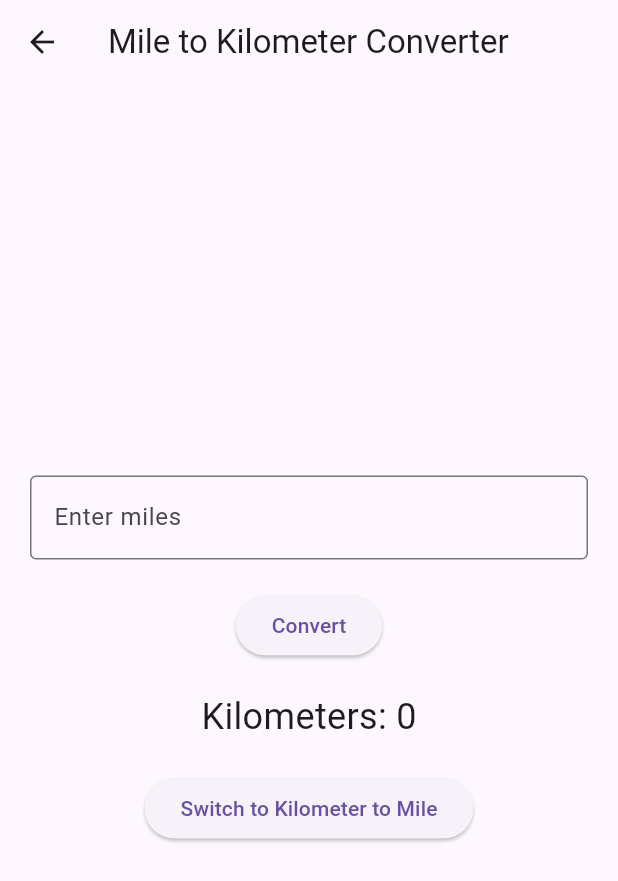
After one commit to Hello834s/calculator_app, a Flutter app: the MileConverterScreen screen opened directly, after a tap on "Convert", after a tap on "Switch to Mile to Kilometer", on a phone screen of 412 x 824 dp. The commit adds this screen. Shown: the top 881 px of the screen. Run offline on Flutter 3.47's test engine with Material 3 defaults, Android fonts, the phone set to English and light mode, and no system bars; missing offline and left inert: expressions.

Commit message:
calculator + mileconverter

```diff
--- a/lib/main.dart
+++ b/lib/main.dart
@@ -1,5 +1,6 @@
 import 'package:flutter/material.dart';
 import 'package:expressions/expressions.dart';
+import 'mile_converter_screen.dart'; // импортируем экран конвертера
 
 void main() {
   runApp(MyApp());
@@ -19,9 +20,9 @@ class Calculator extends StatefulWidget {
   _CalculatorState createState() => _CalculatorState();
 }
 
-  class _CalculatorState extends State<Calculator> {
-    String _output = '0';
-    String _input = '';
+class _CalculatorState extends State<Calculator> {
+  String _output = '0';
+  String _input = '';
 
   void _buttonPressed(String buttonText) {
     setState(() {
@@ -30,7 +31,6 @@ class Calculator extends StatefulWidget {
         _output = '0';
       } else if (buttonText == '=') {
         try {
-          // Заменяем символы 'x' и '÷' на '*', '/' перед вычислением
           final replacedInput = _input
               .replaceAll('x', '*')
               .replaceAll('÷', '/');
@@ -48,7 +48,6 @@ class Calculator extends StatefulWidget {
       }
     });
   }
-
 
   @override
   Widget build(BuildContext context) {
@@ -103,6 +102,17 @@ class Calculator extends StatefulWidget {
                 _buildButton('+'),
               ],
             ),
+            // Кнопка для перехода на экран конвертера
+            SizedBox(height: 20),
+            ElevatedButton(
+              onPressed: () {
+                Navigator.push(
+                  context,
+                  MaterialPageRoute(builder: (context) => MileConverterScreen()),
+                );
+              },
+              child: Text('Go to Kilometer to Mile Converter'),
+            ),
           ],
         ),
       ),
--- /dev/null
+++ b/lib/mile_converter_screen.dart
@@ -0,0 +1,80 @@
+import 'package:flutter/material.dart';
+
+class MileConverterScreen extends StatefulWidget {
+  @override
+  _MileConverterScreenState createState() => _MileConverterScreenState();
+}
+
+class _MileConverterScreenState extends State<MileConverterScreen> {
+  final TextEditingController _controller = TextEditingController();
+  String _output = '0';
+  bool _isKilometerToMile = true; // Флаг для переключения между режимами
+
+  // Функция для конвертации
+  void _convert() {
+    final input = double.tryParse(_controller.text) ?? 0;
+    setState(() {
+      if (_isKilometerToMile) {
+        // Перевод километров в мили
+        _output = (input * 0.621371).toStringAsFixed(2);
+      } else {
+        // Перевод миль в километры
+        _output = (input / 0.621371).toStringAsFixed(2);
+      }
+    });
+  }
+
+  // Функция для переключения режима
+  void _toggleMode() {
+    setState(() {
+      _isKilometerToMile = !_isKilometerToMile;
+      _controller.clear();
+      _output = '0';
+    });
+  }
+
+  @override
+  Widget build(BuildContext context) {
+    return Scaffold(
+      appBar: AppBar(
+        title: Text(_isKilometerToMile ? 'Kilometer to Mile Converter' : 'Mile to Kilometer Converter'),
+      ),
+      body: Padding(
+        padding: const EdgeInsets.all(20.0),
+        child: Column(
+          mainAxisAlignment: MainAxisAlignment.center,
+          crossAxisAlignment: CrossAxisAlignment.center,
+          children: <Widget>[
+            // Текстовое поле для ввода
+            TextField(
+              controller: _controller,
+              keyboardType: TextInputType.number,
+              decoration: InputDecoration(
+                labelText: _isKilometerToMile ? 'Enter kilometers' : 'Enter miles',
+                border: OutlineInputBorder(),
+              ),
+            ),
+            SizedBox(height: 20),
+            // Кнопка конвертации
+            ElevatedButton(
+              onPressed: _convert,
+              child: Text('Convert'),
+            ),
+            SizedBox(height: 20),
+            // Результат конвертации
+            Text(
+              _isKilometerToMile ? 'Miles: $_output' : 'Kilometers: $_output',
+              style: TextStyle(fontSize: 24),
+            ),
+            SizedBox(height: 20),
+            // Кнопка для переключения между режимами
+            ElevatedButton(
+              onPressed: _toggleMode,
+              child: Text(_isKilometerToMile ? 'Switch to Mile to Kilometer' : 'Switch to Kilometer to Mile'),
+            ),
+          ],
+        ),
+      ),
+    );
+  }
+}
```
